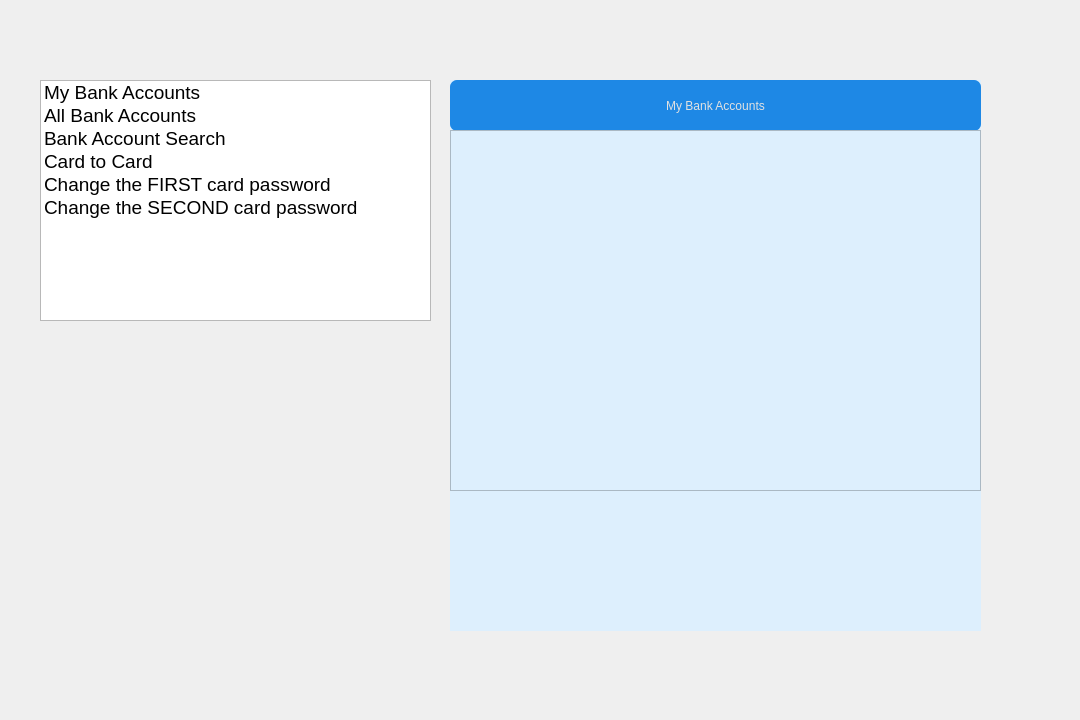
First picture: the form in UIAP_Final/costumerpanel.ui, repository a-HA7-z/UIAP_Final, before the edit.
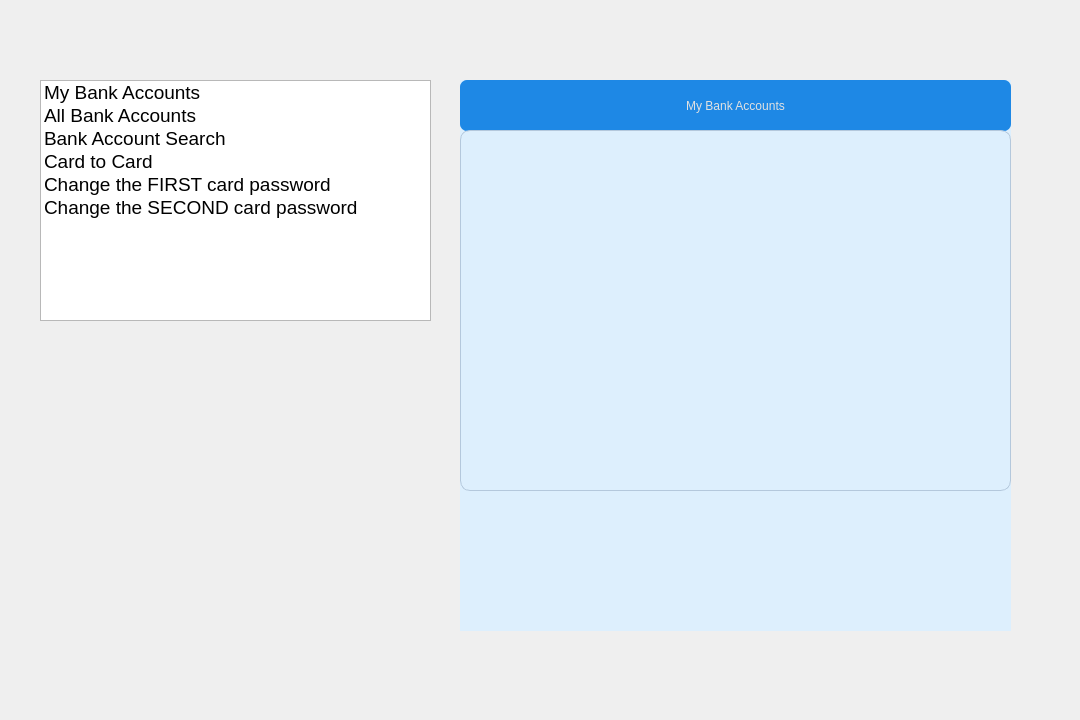
Second picture: the form after the edit. The open tabs and pages were chosen to show the change. Icons and pictures are not drawn.

The edit to the form file:
```diff
--- a/UIAP_Final/costumerpanel.ui
+++ b/UIAP_Final/costumerpanel.ui
@@ -92,9 +92,9 @@
   <widget class="QStackedWidget" name="stackedWidget">
    <property name="geometry">
     <rect>
-     <x>450</x>
+     <x>460</x>
      <y>80</y>
-     <width>531</width>
+     <width>551</width>
      <height>551</height>
     </rect>
    </property>
@@ -115,7 +115,7 @@
       <rect>
        <x>0</x>
        <y>0</y>
-       <width>531</width>
+       <width>551</width>
        <height>51</height>
       </rect>
      </property>
@@ -137,10 +137,38 @@
       <rect>
        <x>0</x>
        <y>50</y>
-       <width>531</width>
+       <width>551</width>
        <height>361</height>
       </rect>
      </property>
+     <property name="focusPolicy">
+      <enum>Qt::FocusPolicy::NoFocus</enum>
+     </property>
+     <property name="styleSheet">
+      <string notr="true">QListWidget {
+    background-color: rgb(221, 239, 253);
+    border: 1px solid rgb(180, 200, 220);
+	border-radius: 10px;
+    padding: 4px;
+    font-size: 14px;
+    color: black;
+}
+
+QListWidget::item {
+    padding: 6px;
+    border: none;
+}
+
+QListWidget::item:selected {
+    background-color: rgb(204, 228, 247);
+    color: black;
+}
+
+QListWidget::item:hover {
+    background-color: rgb(220, 235, 250);
+}
+</string>
+     </property>
     </widget>
    </widget>
    <widget class="QWidget" name="allAccounts">
```
Left out of the diff: 96 changed lines with no effect on the pictures.
